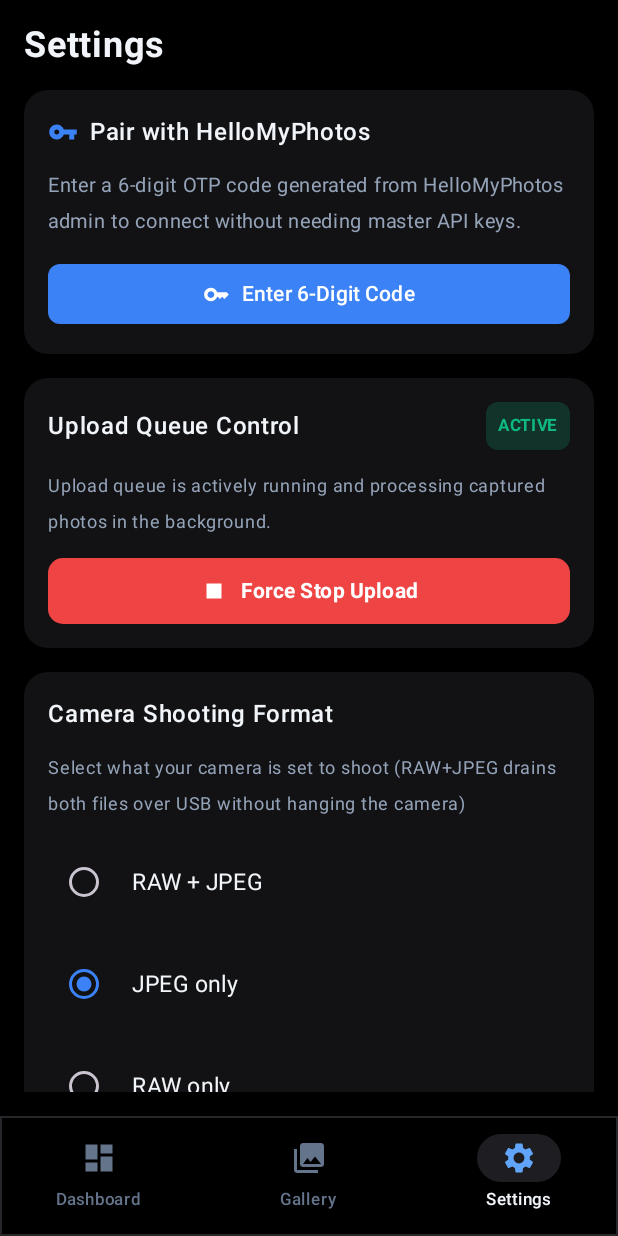
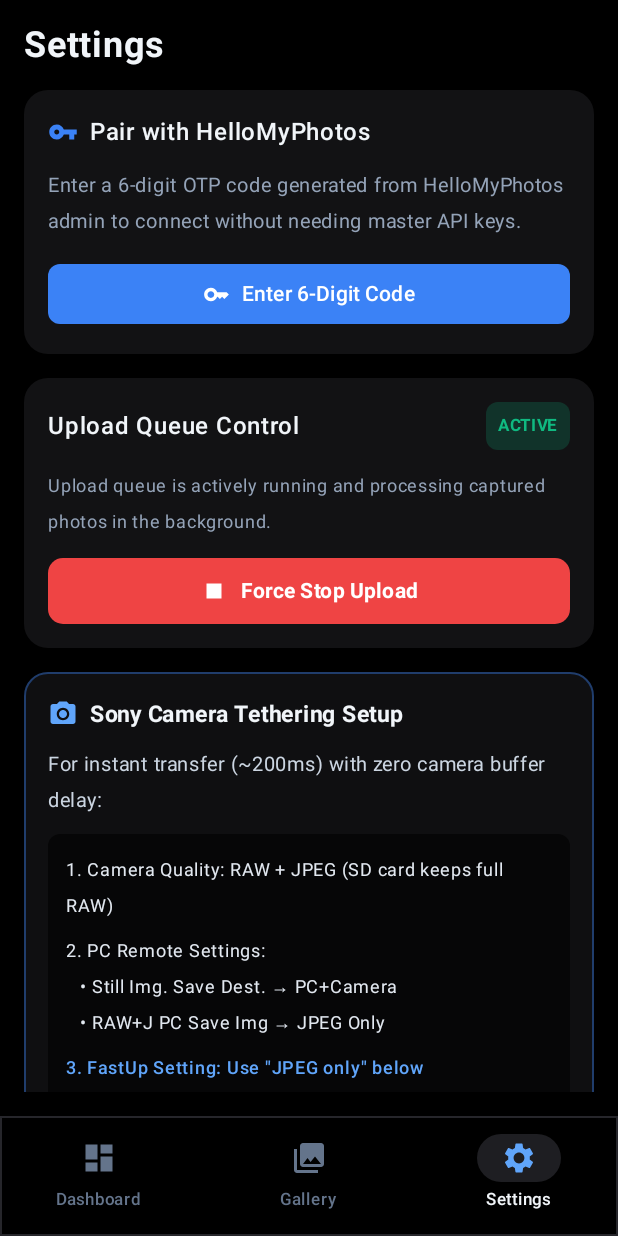
Before and after one commit to KahMeng15/fastup, an Android app built with Jetpack Compose: the screen it shows after launch (MainActivity), item 3 of the bottom bar chosen, on a phone screen of 412 x 824 dp. Run offline under Robolectric (Android 15) with nearby library versions, the phone set to English and light mode, and no system bars; pictures from the network do not load; 6 statements that could not run were skipped.

Commit message:
refactor(settings): enhance camera tethering guide and update USB transfer format descriptions

```diff
--- a/app/src/main/java/com/fastup/model/PhotoItem.kt
+++ b/app/src/main/java/com/fastup/model/PhotoItem.kt
@@ -16,8 +16,8 @@ enum class UploadFormat(val label: String) {
 }
 
 enum class CameraCaptureFormat(val label: String) {
-    RAW_AND_JPEG("RAW + JPEG"),
-    JPEG_ONLY("JPEG only"),
+    JPEG_ONLY("JPEG only (Recommended)"),
+    RAW_AND_JPEG("RAW + JPEG (Both over USB)"),
     RAW_ONLY("RAW only")
 }
 
--- a/app/src/main/java/com/fastup/ui/settings/SettingsScreen.kt
+++ b/app/src/main/java/com/fastup/ui/settings/SettingsScreen.kt
@@ -8,6 +8,7 @@ import androidx.compose.foundation.shape.RoundedCornerShape
 import androidx.compose.foundation.verticalScroll
 import androidx.compose.material.icons.Icons
 import androidx.compose.material.icons.filled.ArrowDropDown
+import androidx.compose.material.icons.filled.CameraAlt
 import androidx.compose.material.icons.filled.Delete
 import androidx.compose.material.icons.filled.Folder
 import androidx.compose.material.icons.filled.Key
@@ -257,7 +258,71 @@ fun SettingsScreen(viewModel: MainViewModel) {
             }
         }
 
-        // Camera Shooting Format Card
+        // Sony Camera Tethering Guide Card
+        Card(
+            modifier = Modifier.fillMaxWidth(),
+            colors = CardDefaults.cardColors(containerColor = Slate800.copy(alpha = 0.85f)),
+            shape = RoundedCornerShape(16.dp),
+            border = androidx.compose.foundation.BorderStroke(1.dp, Blue500.copy(alpha = 0.4f))
+        ) {
+            Column(
+                modifier = Modifier
+                    .fillMaxWidth()
+                    .padding(16.dp),
+                verticalArrangement = Arrangement.spacedBy(10.dp)
+            ) {
+                Row(
+                    verticalAlignment = Alignment.CenterVertically,
+                    horizontalArrangement = Arrangement.spacedBy(8.dp)
+                ) {
+                    Icon(
+                        imageVector = Icons.Default.CameraAlt,
+                        contentDescription = null,
+                        tint = Blue400,
+                        modifier = Modifier.size(20.dp)
+                    )
+                    Text(
+                        text = "Sony Camera Tethering Setup",
+                        color = Slate100,
+                        fontWeight = FontWeight.Bold,
+                        fontSize = 15.sp
+                    )
+                }
+
+                Text(
+                    text = "For instant transfer (~200ms) with zero camera buffer delay:",
+                    color = Slate300,
+                    fontSize = 13.sp
+                )
+
+                Column(
+                    modifier = Modifier
+                        .fillMaxWidth()
+                        .background(Slate900.copy(alpha = 0.6f), RoundedCornerShape(8.dp))
+                        .padding(12.dp),
+                    verticalArrangement = Arrangement.spacedBy(6.dp)
+                ) {
+                    Text(
+                        text = "1. Camera Quality: RAW + JPEG (SD card keeps full RAW)",
+                        color = Slate200,
+                        fontSize = 12.sp
+                    )
+                    Text(
+                        text = "2. PC Remote Settings:\n   • Still Img. Save Dest. → PC+Camera\n   • RAW+J PC Save Img → JPEG Only",
+                        color = Slate200,
+                        fontSize = 12.sp
+                    )
+                    Text(
+                        text = "3. FastUp Setting: Use \"JPEG only\" below",
+                        color = Blue400,
+                        fontSize = 12.sp,
+                        fontWeight = FontWeight.SemiBold
+                    )
+                }
+            }
+        }
+
+        // Camera USB Transfer Format Card
         Card(
             modifier = Modifier.fillMaxWidth(),
             colors = CardDefaults.cardColors(containerColor = Slate800),
@@ -270,13 +335,13 @@ fun SettingsScreen(viewModel: MainViewModel) {
                 verticalArrangement = Arrangement.spacedBy(12.dp)
             ) {
                 Text(
-                    text = "Camera Shooting Format",
+                    text = "Camera USB Transfer Format",
                     color = Slate100,
                     fontWeight = FontWeight.SemiBold,
                     fontSize = 16.sp
                 )
                 Text(
-                    text = "Select what your camera is set to shoot (RAW+JPEG drains both files over USB without hanging the camera)",
+                    text = "Matches your camera's \"RAW+J PC Save Img\" setting. Use \"JPEG only\" for fast transfers without buffer lag.",
                     color = Slate400,
                     fontSize = 12.sp
                 )
```
